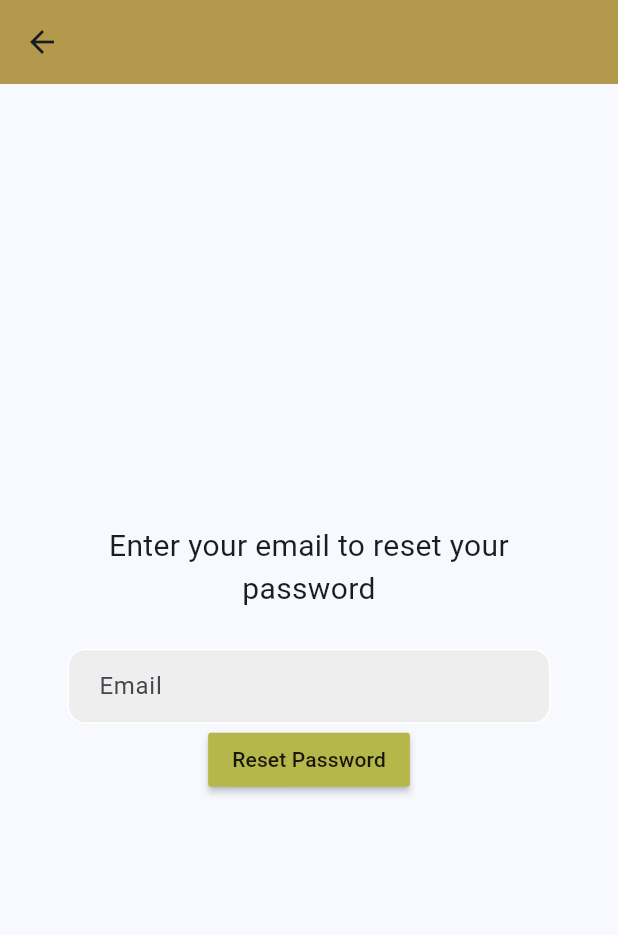
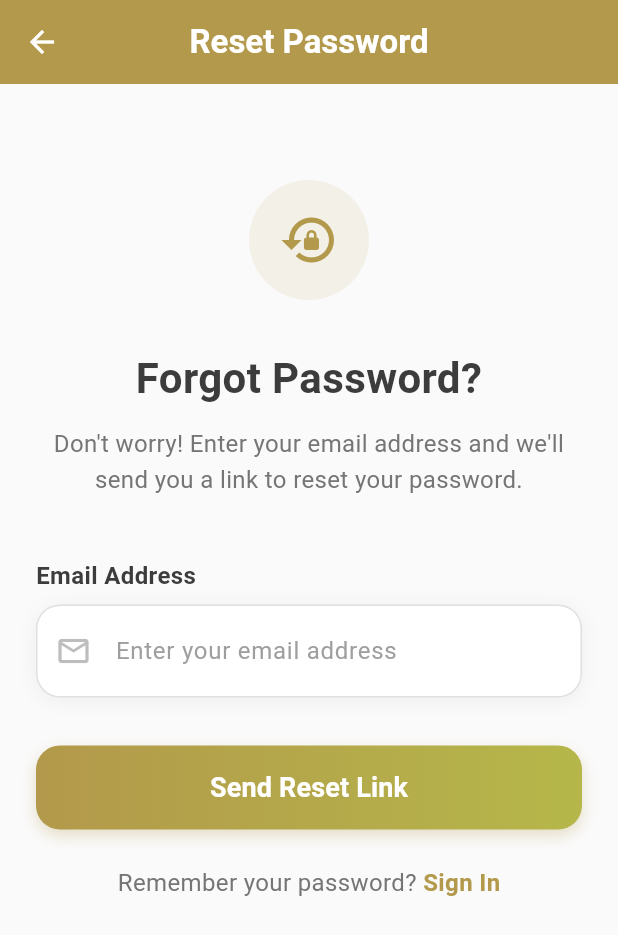
Before and after one commit to MORISON-K/smartspace, a Flutter app: the ForgotPasswordScreen screen opened directly, on a phone screen of 412 x 824 dp. Shown: the top 935 px of the screen. Run offline on Flutter 3.47's test engine with Material 3 defaults, Android fonts, the light colour scheme and no system bars; our stand-ins replace cloud_firestore, file_picker, firebase_auth, firebase_core, firebase_messaging, firebase_storage and 5 more; missing offline and left inert: syncfusion_flutter_pdfviewer; accounts and stored records are empty.

Commit message:
forgot pasword

```diff
--- a/lib/auth/forgot_password_screen.dart
+++ b/lib/auth/forgot_password_screen.dart
@@ -48,51 +48,201 @@ class _ForgotPasswordPageState extends State<ForgotPasswordScreen> {
   @override
   Widget build(BuildContext context) {
     return Scaffold(
+      backgroundColor: Colors.grey[50],
       appBar: AppBar(
         backgroundColor: const Color.fromARGB(255, 179, 153, 75),
         elevation: 0,
+        title: const Text(
+          'Reset Password',
+          style: TextStyle(color: Colors.white, fontWeight: FontWeight.w600),
         ),
-      body: Padding(
-        padding: const EdgeInsets.symmetric(horizontal: 20.0),
+        centerTitle: true,
+        iconTheme: const IconThemeData(color: Colors.white),
+      ),
+      body: SafeArea(
+        child: SingleChildScrollView(
+          child: Padding(
+            padding: const EdgeInsets.all(24.0),
             child: Column(
-          mainAxisAlignment: MainAxisAlignment.center,
+              crossAxisAlignment: CrossAxisAlignment.stretch,
               children: [
-            Padding(
-              padding: const EdgeInsets.symmetric(horizontal: 25.0),
+                const SizedBox(height: 40),
 
-              child: Text(
-                "Enter your email to reset your password",
-                textAlign: TextAlign.center,
-                style: TextStyle(fontSize: 20),
+                // Icon
+                Container(
+                  alignment: Alignment.center,
+                  child: Container(
+                    width: 80,
+                    height: 80,
+                    decoration: BoxDecoration(
+                      color: const Color.fromARGB(
+                        255,
+                        179,
+                        153,
+                        75,
+                      ).withOpacity(0.1),
+                      shape: BoxShape.circle,
+                    ),
+                    child: const Icon(
+                      Icons.lock_reset,
+                      size: 40,
+                      color: Color.fromARGB(255, 179, 153, 75),
                     ),
                   ),
-            SizedBox(height: 25.0),
-            Padding(
-              padding: const EdgeInsets.symmetric(horizontal: 25.0),
-              child: Container(
+                ),
+
+                const SizedBox(height: 32),
+
+                // Title
+                const Text(
+                  'Forgot Password?',
+                  textAlign: TextAlign.center,
+                  style: TextStyle(
+                    fontSize: 28,
+                    fontWeight: FontWeight.bold,
+                    color: Color.fromARGB(255, 60, 60, 60),
+                  ),
+                ),
+
+                const SizedBox(height: 12),
+
+                // Subtitle
+                Text(
+                  "Don't worry! Enter your email address and we'll send you a link to reset your password.",
+                  textAlign: TextAlign.center,
+                  style: TextStyle(
+                    fontSize: 16,
+                    color: Colors.grey[600],
+                    height: 1.5,
+                  ),
+                ),
+
+                const SizedBox(height: 40),
+
+                // Email input
+                Column(
+                  crossAxisAlignment: CrossAxisAlignment.start,
+                  children: [
+                    const Text(
+                      'Email Address',
+                      style: TextStyle(
+                        fontSize: 16,
+                        fontWeight: FontWeight.w600,
+                        color: Color.fromARGB(255, 60, 60, 60),
+                      ),
+                    ),
+                    const SizedBox(height: 8),
+                    Container(
                       decoration: BoxDecoration(
-                  color: Colors.grey[200],
-                  border: Border.all(color: Colors.white),
-                  borderRadius: BorderRadius.circular(12),
+                        color: Colors.white,
+                        borderRadius: BorderRadius.circular(16),
+                        border: Border.all(color: Colors.grey[300]!, width: 1),
+                        boxShadow: [
+                          BoxShadow(
+                            color: Colors.black.withOpacity(0.05),
+                            blurRadius: 10,
+                            offset: const Offset(0, 2),
                           ),
-                child: Padding(
-                  padding: const EdgeInsets.only(left: 20.0),
+                        ],
+                      ),
                       child: TextField(
                         controller: _emailController,
+                        keyboardType: TextInputType.emailAddress,
+                        style: const TextStyle(
+                          fontSize: 16,
+                          color: Color.fromARGB(255, 60, 60, 60),
+                        ),
                         decoration: InputDecoration(
                           border: InputBorder.none,
-                      hintText: 'Email',
+                          hintText: 'Enter your email address',
+                          hintStyle: TextStyle(
+                            color: Colors.grey[500],
+                            fontSize: 16,
+                          ),
+                          prefixIcon: Icon(
+                            Icons.email_outlined,
+                            color: Colors.grey[400],
+                          ),
+                          contentPadding: const EdgeInsets.symmetric(
+                            horizontal: 20,
+                            vertical: 18,
                           ),
                         ),
                       ),
                     ),
+                  ],
                 ),
-            MaterialButton(
-              onPressed: passwordReset,
-              color: Color.fromARGB(255, 181, 183, 74),
-              child: Text("Reset Password"),
+
+                const SizedBox(height: 32),
+
+                // Reset button
+                Container(
+                  height: 56,
+                  decoration: BoxDecoration(
+                    borderRadius: BorderRadius.circular(16),
+                    gradient: const LinearGradient(
+                      colors: [
+                        Color.fromARGB(255, 179, 153, 75),
+                        Color.fromARGB(255, 181, 183, 74),
+                      ],
+                      begin: Alignment.centerLeft,
+                      end: Alignment.centerRight,
+                    ),
+                    boxShadow: [
+                      BoxShadow(
+                        color: const Color.fromARGB(
+                          255,
+                          179,
+                          153,
+                          75,
+                        ).withOpacity(0.3),
+                        blurRadius: 8,
+                        offset: const Offset(0, 4),
                       ),
                     ],
+                  ),
+                  child: MaterialButton(
+                    onPressed: passwordReset,
+                    shape: RoundedRectangleBorder(
+                      borderRadius: BorderRadius.circular(16),
+                    ),
+                    child: const Text(
+                      "Send Reset Link",
+                      style: TextStyle(
+                        color: Colors.white,
+                        fontSize: 18,
+                        fontWeight: FontWeight.w600,
+                      ),
+                    ),
+                  ),
+                ),
+
+                const SizedBox(height: 24),
+
+                // Back to login
+                Row(
+                  mainAxisAlignment: MainAxisAlignment.center,
+                  children: [
+                    Text(
+                      "Remember your password? ",
+                      style: TextStyle(color: Colors.grey[600], fontSize: 16),
+                    ),
+                    GestureDetector(
+                      onTap: () => Navigator.pop(context),
+                      child: const Text(
+                        "Sign In",
+                        style: TextStyle(
+                          color: Color.fromARGB(255, 179, 153, 75),
+                          fontSize: 16,
+                          fontWeight: FontWeight.w600,
+                        ),
+                      ),
+                    ),
+                  ],
+                ),
+              ],
+            ),
+          ),
         ),
       ),
     );
```
Lines whose indentation alone changed are shown as unchanged.
